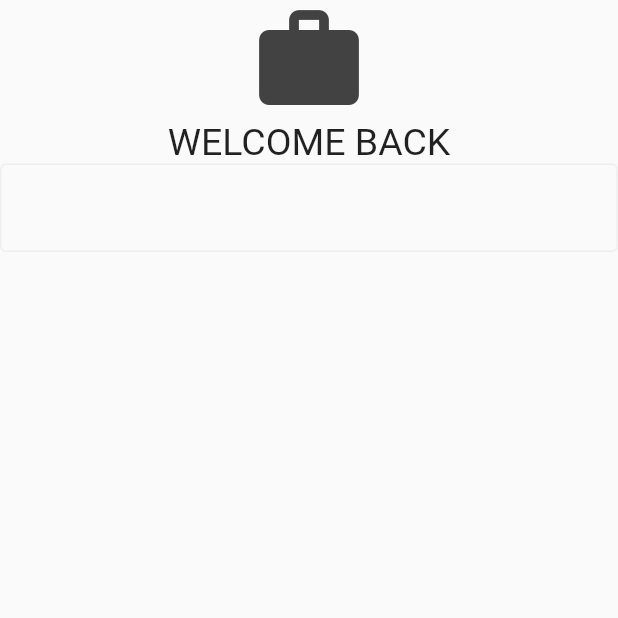
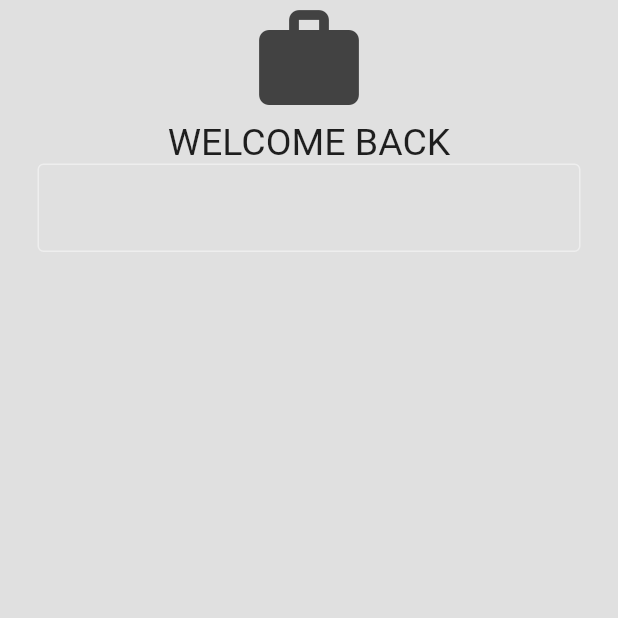
Before and after one commit to ej0x/job_app, a Flutter app: the screen it shows after launch, on a phone screen of 412 x 824 dp, the top half of it. Run offline on Flutter 3.47's test engine with Material 2 defaults, Android fonts, the phone set to English and light mode, and no system bars.

Commit message:
bg color changed, padding added

```diff
--- a/lib/pages/login_page.dart
+++ b/lib/pages/login_page.dart
@@ -16,8 +16,11 @@ class _LoginPageState extends State<LoginPage> {
   @override
   Widget build(BuildContext context) {
     return Scaffold(
+      backgroundColor: Colors.grey.shade300,
       body: SafeArea(
         child: Center(
+          child: Padding(
+            padding: const EdgeInsets.symmetric(horizontal: 25.0),
             child: Column(
               children: [
                 // logo
@@ -46,6 +49,7 @@ class _LoginPageState extends State<LoginPage> {
             ),
           ),
         ),
+      ),
     );
   }
 }
```
Lines whose indentation alone changed are shown as unchanged.
